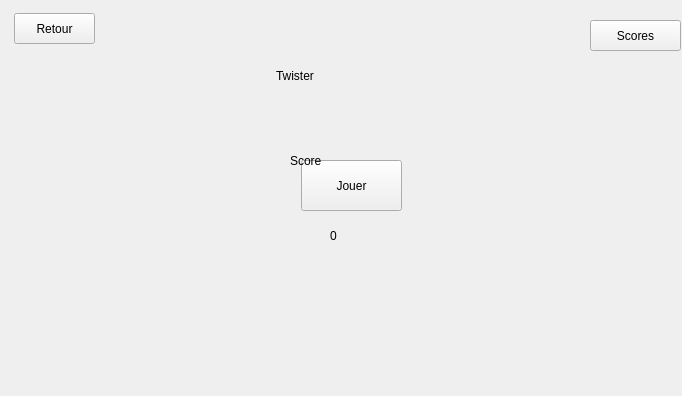
Qt form testIHMClimingProject/testIHMClimingProject/twisterMenu.ui (simplyyCarlos/ClimbingProject) before a commit.
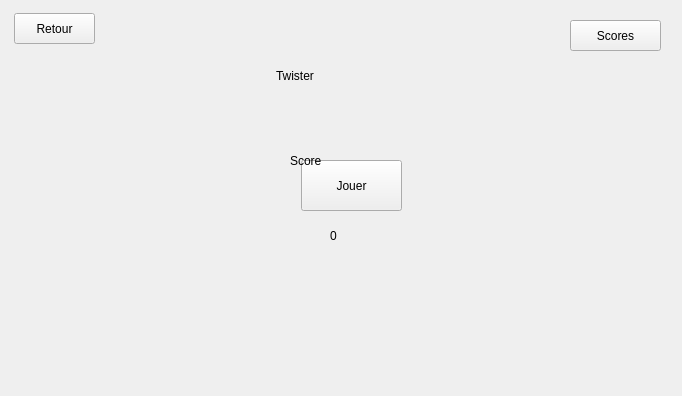
The same form after that commit.

Patch:
```diff
--- a/testIHMClimingProject/testIHMClimingProject/twisterMenu.ui
+++ b/testIHMClimingProject/testIHMClimingProject/twisterMenu.ui
@@ -55,7 +55,7 @@
   <widget class="QPushButton" name="pushButton_Scores">
    <property name="geometry">
     <rect>
-     <x>590</x>
+     <x>570</x>
      <y>20</y>
      <width>91</width>
      <height>31</height>
```
